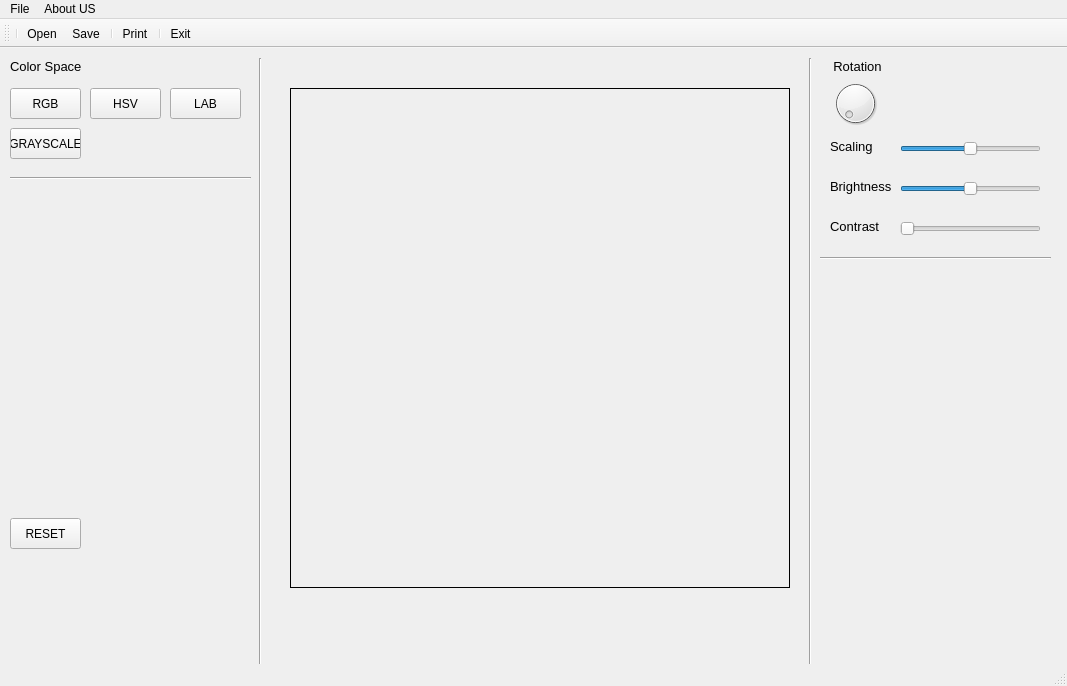
Above: qt-image-processing.ui from edbertproject/uas-citra-digital before the change. Below: the same form after it.
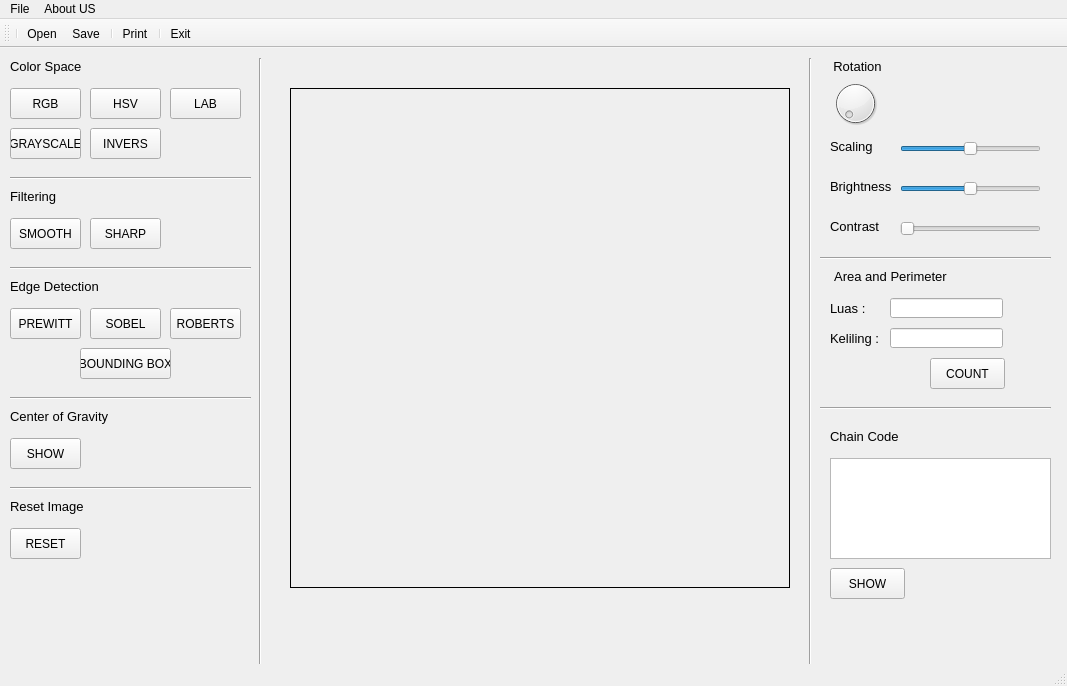
That is the form after the change. Icons and pictures are not drawn.

Patch:
```diff
--- a/qt-image-processing.ui
+++ b/qt-image-processing.ui
@@ -127,7 +127,7 @@
     <property name="geometry">
      <rect>
       <x>10</x>
-      <y>470</y>
+      <y>480</y>
       <width>71</width>
       <height>31</height>
      </rect>
@@ -342,6 +342,365 @@
      <string>LAB</string>
     </property>
    </widget>
+   <widget class="QPushButton" name="pushButton">
+    <property name="geometry">
+     <rect>
+      <x>90</x>
+      <y>80</y>
+      <width>71</width>
+      <height>31</height>
+     </rect>
+    </property>
+    <property name="text">
+     <string>INVERS</string>
+    </property>
+   </widget>
+   <widget class="Line" name="line_8">
+    <property name="geometry">
+     <rect>
+      <x>10</x>
+      <y>210</y>
+      <width>241</width>
+      <height>20</height>
+     </rect>
+    </property>
+    <property name="orientation">
+     <enum>Qt::Horizontal</enum>
+    </property>
+   </widget>
+   <widget class="QLabel" name="label_8">
+    <property name="geometry">
+     <rect>
+      <x>10</x>
+      <y>140</y>
+      <width>51</width>
+      <height>16</height>
+     </rect>
+    </property>
+    <property name="font">
+     <font>
+      <pointsize>10</pointsize>
+     </font>
+    </property>
+    <property name="text">
+     <string>Filtering</string>
+    </property>
+   </widget>
+   <widget class="QPushButton" name="pushButton_2">
+    <property name="geometry">
+     <rect>
+      <x>10</x>
+      <y>170</y>
+      <width>71</width>
+      <height>31</height>
+     </rect>
+    </property>
+    <property name="text">
+     <string>SMOOTH</string>
+    </property>
+   </widget>
+   <widget class="QPushButton" name="pushButton_3">
+    <property name="geometry">
+     <rect>
+      <x>90</x>
+      <y>170</y>
+      <width>71</width>
+      <height>31</height>
+     </rect>
+    </property>
+    <property name="text">
+     <string>SHARP</string>
+    </property>
+   </widget>
+   <widget class="Line" name="line_9">
+    <property name="geometry">
+     <rect>
+      <x>10</x>
+      <y>340</y>
+      <width>241</width>
+      <height>20</height>
+     </rect>
+    </property>
+    <property name="orientation">
+     <enum>Qt::Horizontal</enum>
+    </property>
+   </widget>
+   <widget class="QLabel" name="label_9">
+    <property name="geometry">
+     <rect>
+      <x>10</x>
+      <y>230</y>
+      <width>91</width>
+      <height>16</height>
+     </rect>
+    </property>
+    <property name="font">
+     <font>
+      <pointsize>10</pointsize>
+     </font>
+    </property>
+    <property name="text">
+     <string>Edge Detection</string>
+    </property>
+   </widget>
+   <widget class="QPushButton" name="pushButton_4">
+    <property name="geometry">
+     <rect>
+      <x>10</x>
+      <y>260</y>
+      <width>71</width>
+      <height>31</height>
+     </rect>
+    </property>
+    <property name="text">
+     <string>PREWITT</string>
+    </property>
+   </widget>
+   <widget class="QPushButton" name="pushButton_5">
+    <property name="geometry">
+     <rect>
+      <x>90</x>
+      <y>260</y>
+      <width>71</width>
+      <height>31</height>
+     </rect>
+    </property>
+    <property name="text">
+     <string>SOBEL</string>
+    </property>
+   </widget>
+   <widget class="QPushButton" name="pushButton_6">
+    <property name="geometry">
+     <rect>
+      <x>170</x>
+      <y>260</y>
+      <width>71</width>
+      <height>31</height>
+     </rect>
+    </property>
+    <property name="text">
+     <string>ROBERTS</string>
+    </property>
+   </widget>
+   <widget class="QPushButton" name="pushButton_7">
+    <property name="geometry">
+     <rect>
+      <x>80</x>
+      <y>300</y>
+      <width>91</width>
+      <height>31</height>
+     </rect>
+    </property>
+    <property name="text">
+     <string>BOUNDING BOX</string>
+    </property>
+   </widget>
+   <widget class="QPushButton" name="pushButton_8">
+    <property name="geometry">
+     <rect>
+      <x>930</x>
+      <y>310</y>
+      <width>75</width>
+      <height>31</height>
+     </rect>
+    </property>
+    <property name="text">
+     <string>COUNT</string>
+    </property>
+   </widget>
+   <widget class="QLabel" name="label_10">
+    <property name="geometry">
+     <rect>
+      <x>830</x>
+      <y>220</y>
+      <width>121</width>
+      <height>16</height>
+     </rect>
+    </property>
+    <property name="font">
+     <font>
+      <pointsize>10</pointsize>
+     </font>
+    </property>
+    <property name="text">
+     <string>Area and Perimeter</string>
+    </property>
+    <property name="alignment">
+     <set>Qt::AlignCenter</set>
+    </property>
+   </widget>
+   <widget class="QLabel" name="label">
+    <property name="geometry">
+     <rect>
+      <x>830</x>
+      <y>250</y>
+      <width>51</width>
+      <height>20</height>
+     </rect>
+    </property>
+    <property name="font">
+     <font>
+      <pointsize>10</pointsize>
+     </font>
+    </property>
+    <property name="text">
+     <string>Luas : </string>
+    </property>
+   </widget>
+   <widget class="QLineEdit" name="lineEdit">
+    <property name="geometry">
+     <rect>
+      <x>890</x>
+      <y>250</y>
+      <width>113</width>
+      <height>20</height>
+     </rect>
+    </property>
+   </widget>
+   <widget class="QLabel" name="label_2">
+    <property name="geometry">
+     <rect>
+      <x>830</x>
+      <y>280</y>
+      <width>51</width>
+      <height>20</height>
+     </rect>
+    </property>
+    <property name="font">
+     <font>
+      <pointsize>10</pointsize>
+     </font>
+    </property>
+    <property name="text">
+     <string>Keliling : </string>
+    </property>
+   </widget>
+   <widget class="QLineEdit" name="lineEdit_2">
+    <property name="geometry">
+     <rect>
+      <x>890</x>
+      <y>280</y>
+      <width>113</width>
+      <height>20</height>
+     </rect>
+    </property>
+   </widget>
+   <widget class="QLabel" name="label_11">
+    <property name="geometry">
+     <rect>
+      <x>830</x>
+      <y>380</y>
+      <width>91</width>
+      <height>16</height>
+     </rect>
+    </property>
+    <property name="font">
+     <font>
+      <pointsize>10</pointsize>
+     </font>
+    </property>
+    <property name="text">
+     <string>Chain Code</string>
+    </property>
+   </widget>
+   <widget class="Line" name="line_10">
+    <property name="geometry">
+     <rect>
+      <x>820</x>
+      <y>350</y>
+      <width>231</width>
+      <height>20</height>
+     </rect>
+    </property>
+    <property name="orientation">
+     <enum>Qt::Horizontal</enum>
+    </property>
+   </widget>
+   <widget class="QPlainTextEdit" name="plainTextEdit">
+    <property name="geometry">
+     <rect>
+      <x>830</x>
+      <y>410</y>
+      <width>221</width>
+      <height>101</height>
+     </rect>
+    </property>
+   </widget>
+   <widget class="QPushButton" name="pushButton_9">
+    <property name="geometry">
+     <rect>
+      <x>830</x>
+      <y>520</y>
+      <width>75</width>
+      <height>31</height>
+     </rect>
+    </property>
+    <property name="text">
+     <string>SHOW</string>
+    </property>
+   </widget>
+   <widget class="QLabel" name="label_12">
+    <property name="geometry">
+     <rect>
+      <x>10</x>
+      <y>360</y>
+      <width>101</width>
+      <height>16</height>
+     </rect>
+    </property>
+    <property name="font">
+     <font>
+      <pointsize>10</pointsize>
+     </font>
+    </property>
+    <property name="text">
+     <string>Center of Gravity</string>
+    </property>
+   </widget>
+   <widget class="QPushButton" name="pushButton_10">
+    <property name="geometry">
+     <rect>
+      <x>10</x>
+      <y>390</y>
+      <width>71</width>
+      <height>31</height>
+     </rect>
+    </property>
+    <property name="text">
+     <string>SHOW</string>
+    </property>
+   </widget>
+   <widget class="Line" name="line_11">
+    <property name="geometry">
+     <rect>
+      <x>10</x>
+      <y>430</y>
+      <width>241</width>
+      <height>20</height>
+     </rect>
+    </property>
+    <property name="orientation">
+     <enum>Qt::Horizontal</enum>
+    </property>
+   </widget>
+   <widget class="QLabel" name="label_13">
+    <property name="geometry">
+     <rect>
+      <x>10</x>
+      <y>450</y>
+      <width>101</width>
+      <height>16</height>
+     </rect>
+    </property>
+    <property name="font">
+     <font>
+      <pointsize>10</pointsize>
+     </font>
+    </property>
+    <property name="text">
+     <string>Reset Image</string>
+    </property>
+   </widget>
   </widget>
   <widget class="QStatusBar" name="statusbar"/>
   <widget class="QToolBar" name="toolBar">
```
